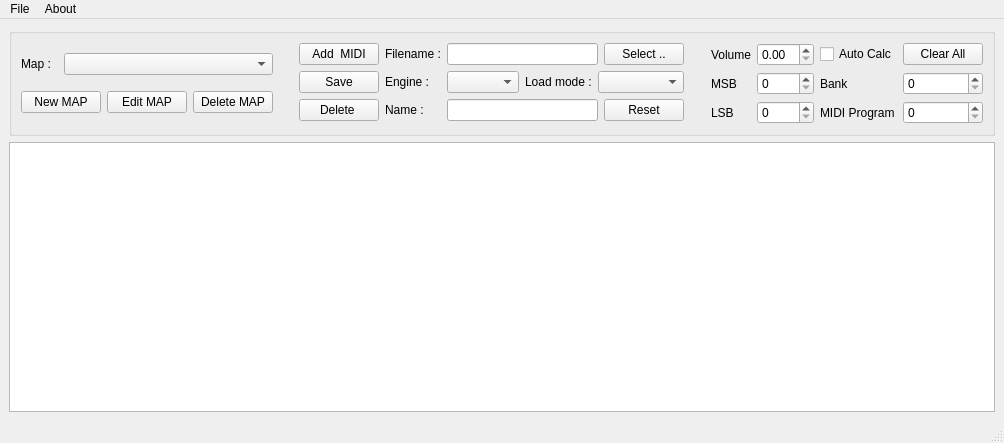
The window that lscpedit.ui (gakramx/sonegx-editor) describes before a commit, drawn with Qt 5.
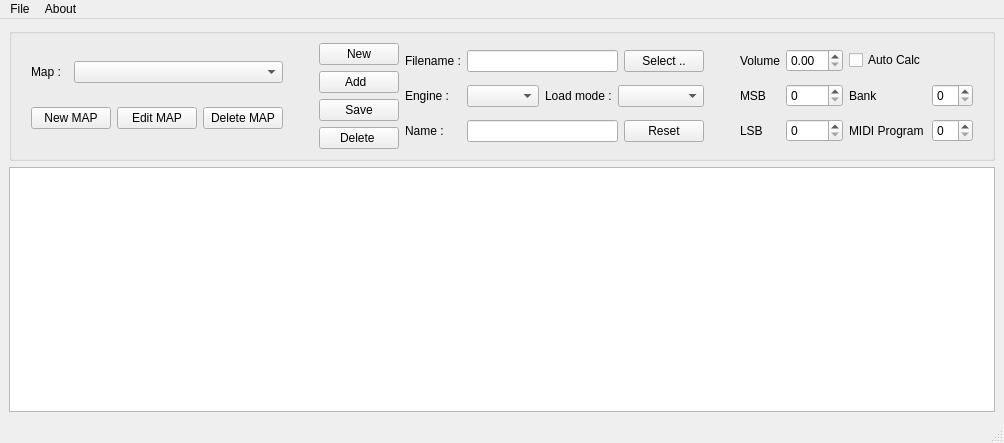
The same window after the commit.

Diff of the .ui file:
```diff
--- a/lscpedit.ui
+++ b/lscpedit.ui
@@ -97,27 +97,34 @@
            </item>
            <item>
             <layout class="QFormLayout" name="formLayout">
-             <item row="0" column="0">
+             <item row="1" column="0">
               <widget class="QPushButton" name="newItem_pushButton">
                <property name="text">
-                <string>Add  MIDI</string>
+                <string>Add  </string>
                </property>
               </widget>
              </item>
-             <item row="1" column="0">
+             <item row="2" column="0">
               <widget class="QPushButton" name="saveItem_pushButton">
                <property name="text">
                 <string>Save</string>
                </property>
               </widget>
              </item>
-             <item row="2" column="0">
+             <item row="3" column="0">
               <widget class="QPushButton" name="deleteItem_pushButton">
                <property name="text">
                 <string>Delete </string>
                </property>
               </widget>
              </item>
+             <item row="0" column="0">
+              <widget class="QPushButton" name="clearAll_pushButton">
+               <property name="text">
+                <string>New</string>
+               </property>
+              </widget>
+             </item>
             </layout>
            </item>
           </layout>
@@ -252,13 +259,6 @@
              </property>
             </widget>
            </item>
-           <item row="0" column="3">
-            <widget class="QPushButton" name="clearAll_pushButton">
-             <property name="text">
-              <string>Clear All</string>
-             </property>
-            </widget>
-           </item>
           </layout>
          </item>
         </layout>
```
